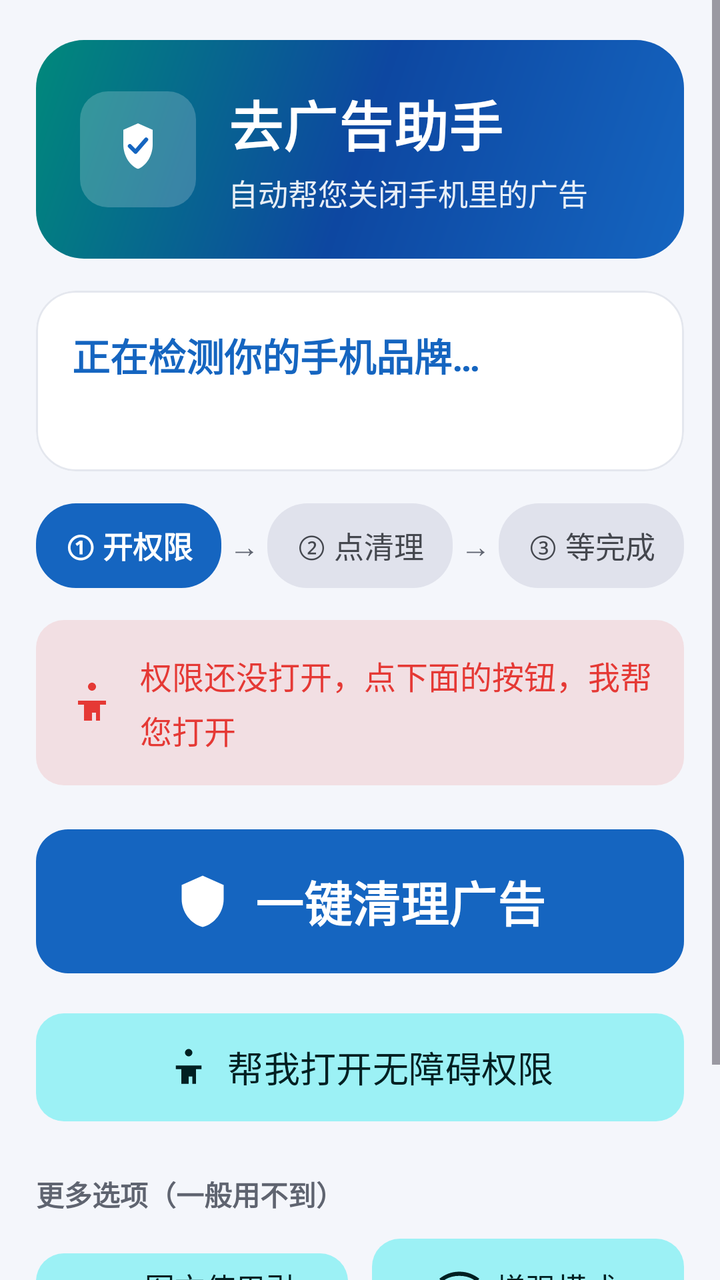
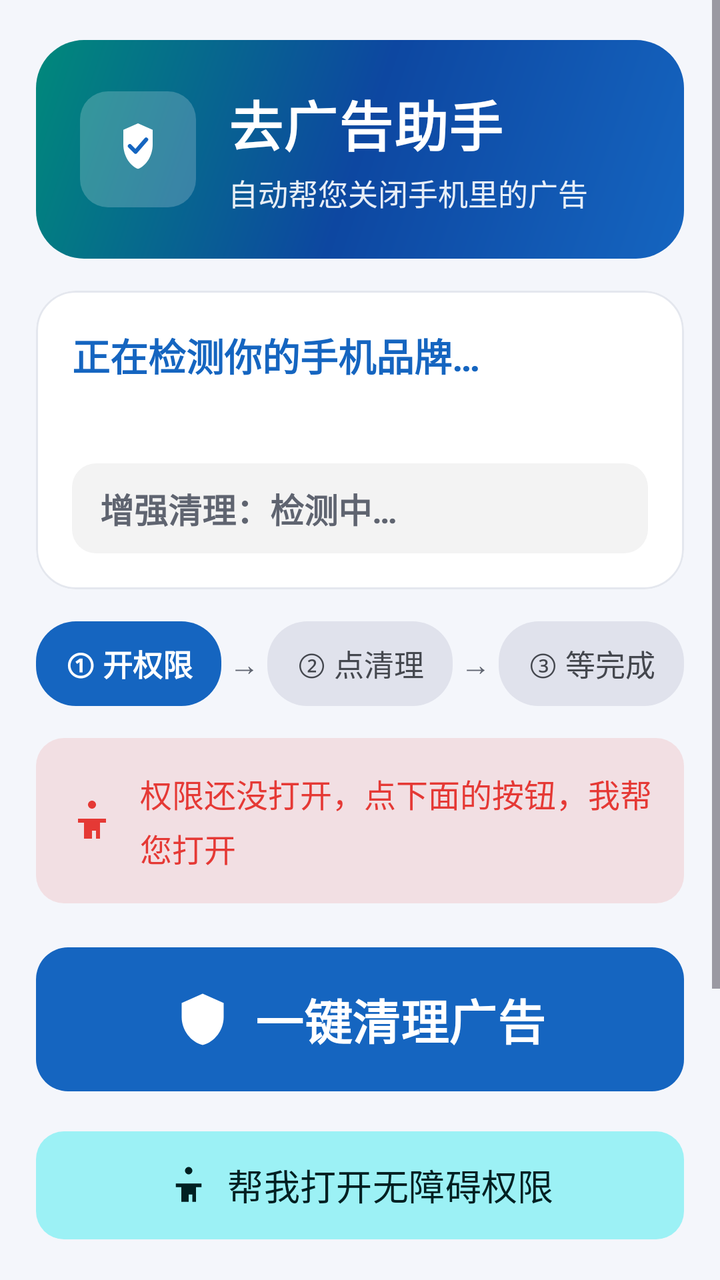

The first picture is an Android layout as it rendered before a commit; the second is the same layout after the commit. The layout source and the unified diff follow.
<!-- AndroidManifest.xml: activity theme Theme.AdCleaner -->
<!-- res/layout/activity_main.xml -->
<?xml version="1.0" encoding="utf-8"?>
<ScrollView xmlns:android="http://schemas.android.com/apk/res/android"
    xmlns:app="http://schemas.android.com/apk/res-auto"
    android:layout_width="match_parent"
    android:layout_height="match_parent"
    android:fillViewport="true"
    android:background="@color/bg_page">

    <LinearLayout
        android:layout_width="match_parent"
        android:layout_height="wrap_content"
        android:orientation="vertical"
        android:paddingStart="18dp"
        android:paddingEnd="18dp"
        android:paddingTop="20dp"
        android:paddingBottom="32dp">

        
        <LinearLayout
            android:layout_width="match_parent"
            android:layout_height="wrap_content"
            android:orientation="horizontal"
            android:background="@drawable/gradient_hero"
            android:padding="22dp"
            android:gravity="center_vertical">

            <ImageView
                android:layout_width="58dp"
                android:layout_height="58dp"
                android:src="@drawable/ic_launcher_foreground"
                android:background="@drawable/bg_logo_chip"
                android:padding="7dp"
                android:contentDescription="@string/app_name" />

            <LinearLayout
                android:layout_width="0dp"
                android:layout_height="wrap_content"
                android:layout_weight="1"
                android:orientation="vertical"
                android:layout_marginStart="16dp">

                <TextView
                    android:layout_width="wrap_content"
                    android:layout_height="wrap_content"
                    android:text="@string/app_name"
                    android:textColor="@color/white"
                    android:textSize="27sp"
                    android:textStyle="bold"
                    android:letterSpacing="0.02" />

                <TextView
                    android:layout_width="wrap_content"
                    android:layout_height="wrap_content"
                    android:text="@string/app_slogan_elder"
                    android:textColor="#E6FFFFFF"
                    android:textSize="15sp"
                    android:layout_marginTop="4dp" />
            </LinearLayout>
        </LinearLayout>

        
        <com.google.android.material.card.MaterialCardView
            android:id="@+id/cardBrand"
            android:layout_width="match_parent"
            android:layout_height="wrap_content"
            android:layout_marginTop="16dp">

            <LinearLayout
                android:layout_width="match_parent"
                android:layout_height="wrap_content"
                android:orientation="vertical"
                android:padding="18dp">

                <TextView
                    android:id="@+id/tvBrand"
                    android:layout_width="match_parent"
                    android:layout_height="wrap_content"
                    android:text="@string/tv_brand_detecting"
                    android:textColor="@color/m3_primary"
                    android:textSize="19sp"
                    android:textStyle="bold" />

                <TextView
                    android:id="@+id/tvBrandPlan"
                    android:layout_width="match_parent"
                    android:layout_height="wrap_content"
                    android:layout_marginTop="6dp"
                    android:text=""
                    android:textColor="@color/text_secondary"
                    android:textSize="15sp" />
            </LinearLayout>
        </com.google.android.material.card.MaterialCardView>

        
        <LinearLayout
            android:id="@+id/stepsRow"
            android:layout_width="match_parent"
            android:layout_height="wrap_content"
            android:orientation="horizontal"
            android:layout_marginTop="16dp"
            android:gravity="center">

            <TextView
                android:id="@+id/step1"
                android:layout_width="0dp"
                android:layout_height="wrap_content"
                android:layout_weight="1"
                android:gravity="center"
                android:paddingStart="6dp"
                android:paddingEnd="6dp"
                android:paddingTop="10dp"
                android:paddingBottom="10dp"
                android:background="@drawable/bg_step_active"
                android:text="@string/step_1"
                android:textColor="@color/white"
                android:textSize="15sp"
                android:textStyle="bold" />

            <TextView
                android:layout_width="wrap_content"
                android:layout_height="wrap_content"
                android:paddingStart="4dp"
                android:paddingEnd="4dp"
                android:text="→"
                android:textColor="@color/text_secondary"
                android:textSize="15sp" />

            <TextView
                android:id="@+id/step2"
                android:layout_width="0dp"
                android:layout_height="wrap_content"
                android:layout_weight="1"
                android:gravity="center"
                android:paddingStart="6dp"
                android:paddingEnd="6dp"
                android:paddingTop="10dp"
                android:paddingBottom="10dp"
                android:background="@drawable/bg_step_inactive"
                android:text="@string/step_2"
                android:textColor="@color/m3_onSurfaceVariant"
                android:textSize="15sp" />

            <TextView
                android:layout_width="wrap_content"
                android:layout_height="wrap_content"
                android:paddingStart="4dp"
                android:paddingEnd="4dp"
                android:text="→"
                android:textColor="@color/text_secondary"
                android:textSize="15sp" />

            <TextView
                android:id="@+id/step3"
                android:layout_width="0dp"
                android:layout_height="wrap_content"
                android:layout_weight="1"
                android:gravity="center"
                android:paddingStart="6dp"
                android:paddingEnd="6dp"
                android:paddingTop="10dp"
                android:paddingBottom="10dp"
                android:background="@drawable/bg_step_inactive"
                android:text="@string/step_3"
                android:textColor="@color/m3_onSurfaceVariant"
                android:textSize="15sp" />
        </LinearLayout>

        
        <TextView
            android:id="@+id/tvAccessibility"
            android:layout_width="match_parent"
            android:layout_height="wrap_content"
            android:layout_marginTop="16dp"
            android:padding="16dp"
            android:background="@drawable/bg_status_danger"
            android:drawableStart="@drawable/ic_accessibility"
            android:drawablePadding="12dp"
            android:drawableTint="@color/danger_red"
            android:gravity="center_vertical"
            android:text="@string/tv_accessibility_off_elder"
            android:textColor="@color/danger_red"
            android:textSize="16sp"
            android:lineSpacingExtra="4dp" />

        
        <com.google.android.material.button.MaterialButton
            android:id="@+id/btnStartClean"
            style="@style/Widget.AdCleaner.Button.Primary"
            android:layout_width="match_parent"
            android:layout_height="80dp"
            android:layout_marginTop="18dp"
            android:textSize="24sp"
            android:text="@string/btn_start_clean"
            app:icon="@drawable/ic_clean"
            app:iconSize="28dp"
            app:iconGravity="textStart"
            app:iconPadding="12dp" />

        
        <com.google.android.material.button.MaterialButton
            android:id="@+id/btnEnableAccessibility"
            style="@style/Widget.AdCleaner.Button.Secondary"
            android:layout_width="match_parent"
            android:layout_height="62dp"
            android:layout_marginTop="12dp"
            android:textSize="18sp"
            android:text="@string/btn_enable_accessibility_elder"
            app:icon="@drawable/ic_accessibility"
            app:iconSize="22dp"
            app:cornerRadius="14dp" />

        
        <com.google.android.material.card.MaterialCardView
            android:id="@+id/layoutProgress"
            android:layout_width="match_parent"
            android:layout_height="wrap_content"
            android:layout_marginTop="20dp"
            android:visibility="gone">

            <LinearLayout
                android:layout_width="match_parent"
                android:layout_height="wrap_content"
                android:orientation="vertical"
                android:padding="18dp">

                <TextView
                    android:id="@+id/tvProgress"
                    android:layout_width="match_parent"
                    android:layout_height="wrap_content"
                    android:textColor="@color/m3_primary"
                    android:textSize="20sp"
                    android:textStyle="bold" />

                <com.google.android.material.progressindicator.LinearProgressIndicator
                    android:id="@+id/progressBar"
                    android:layout_width="match_parent"
                    android:layout_height="wrap_content"
                    android:layout_marginTop="12dp"
                    app:trackThickness="16dp"
                    app:trackCornerRadius="8dp"
                    app:trackColor="@color/m3_surfaceVariant"
                    app:indicatorColor="@color/m3_primary" />

                <TextView
                    android:id="@+id/tvCurrentAction"
                    android:layout_width="match_parent"
                    android:layout_height="wrap_content"
                    android:layout_marginTop="12dp"
                    android:textColor="@color/text_primary"
                    android:textSize="17sp"
                    android:maxLines="2"
                    android:ellipsize="end" />

                
                <TextView
                    android:id="@+id/btnToggleLogs"
                    android:layout_width="wrap_content"
                    android:layout_height="wrap_content"
                    android:layout_marginTop="10dp"
                    android:paddingTop="8dp"
                    android:paddingBottom="8dp"
                    android:text="@string/btn_show_logs"
                    android:textColor="@color/m3_secondary"
                    android:textSize="14sp" />

                <ScrollView
                    android:id="@+id/scrollLogs"
                    android:layout_width="match_parent"
                    android:layout_height="240dp"
                    android:visibility="gone"
                    android:background="@color/m3_surfaceVariant"
                    android:padding="10dp">

                    <TextView
                        android:id="@+id/tvLogs"
                        android:layout_width="match_parent"
                        android:layout_height="wrap_content"
                        android:textSize="13sp"
                        android:lineSpacingExtra="3dp"
                        android:textColor="@color/text_primary" />
                </ScrollView>
            </LinearLayout>
        </com.google.android.material.card.MaterialCardView>

        
        <com.google.android.material.card.MaterialCardView
            android:id="@+id/cardDone"
            android:layout_width="match_parent"
            android:layout_height="wrap_content"
            android:layout_marginTop="16dp"
            android:visibility="gone">

            <LinearLayout
                android:layout_width="match_parent"
                android:layout_height="wrap_content"
                android:orientation="vertical"
                android:padding="20dp"
                android:gravity="center">

                <TextView
                    android:id="@+id/tvDoneTitle"
                    android:layout_width="wrap_content"
                    android:layout_height="wrap_content"
                    android:drawableStart="@drawable/ic_clean"
                    android:drawablePadding="10dp"
                    android:drawableTint="@color/safe_green"
                    android:text="@string/tv_done_title"
                    android:textColor="@color/safe_green"
                    android:textSize="22sp"
                    android:textStyle="bold" />

                <TextView
                    android:id="@+id/tvDoneDetail"
                    android:layout_width="wrap_content"
                    android:layout_height="wrap_content"
                    android:layout_marginTop="8dp"
                    android:gravity="center"
                    android:textColor="@color/text_primary"
                    android:textSize="17sp"
                    android:lineSpacingExtra="4dp" />
            </LinearLayout>
        </com.google.android.material.card.MaterialCardView>

        
        <TextView
            android:layout_width="match_parent"
            android:layout_height="wrap_content"
            android:layout_marginTop="22dp"
            android:text="@string/tv_more_options"
            android:textColor="@color/text_secondary"
            android:textSize="14sp"
            android:textStyle="bold" />

        <LinearLayout
            android:layout_width="match_parent"
            android:layout_height="wrap_content"
            android:orientation="horizontal"
            android:layout_marginTop="8dp">

            <com.google.android.material.button.MaterialButton
                android:id="@+id/btnGuide"
                style="@style/Widget.AdCleaner.Button.Secondary"
                android:layout_width="0dp"
                android:layout_height="56dp"
                android:layout_weight="1"
                android:layout_marginEnd="6dp"
                android:textSize="15sp"
                android:text="@string/btn_open_guide"
                app:icon="@drawable/ic_guide"
                app:iconSize="20dp"
                app:iconGravity="textStart" />

            <com.google.android.material.button.MaterialButton
                android:id="@+id/btnWirelessDebug"
                style="@style/Widget.AdCleaner.Button.Secondary"
                android:layout_width="0dp"
                android:layout_height="56dp"
                android:layout_weight="1"
                android:layout_marginStart="6dp"
                android:textSize="15sp"
                android:text="@string/btn_wireless_debug_elder"
                app:icon="@drawable/ic_wireless"
                app:iconSize="20dp"
                app:iconGravity="textStart" />
        </LinearLayout>

        <LinearLayout
            android:layout_width="match_parent"
            android:layout_height="wrap_content"
            android:orientation="horizontal"
            android:layout_marginTop="10dp">

            <com.google.android.material.button.MaterialButton
                android:id="@+id/btnRestore"
                style="@style/Widget.Material3.Button.OutlinedButton"
                android:layout_width="0dp"
                android:layout_height="56dp"
                android:layout_weight="1"
                android:layout_marginEnd="6dp"
                android:textSize="15sp"
                android:text="@string/btn_restore"
                app:icon="@drawable/ic_restore"
                app:iconSize="20dp"
                app:iconGravity="textStart" />

            <com.google.android.material.button.MaterialButton
                android:id="@+id/btnVoice"
                style="@style/Widget.Material3.Button.OutlinedButton"
                android:layout_width="0dp"
                android:layout_height="56dp"
                android:layout_weight="1"
                android:layout_marginStart="6dp"
                android:textSize="15sp"
                android:text="@string/btn_voice_on" />
        </LinearLayout>

    </LinearLayout>
</ScrollView>
<!-- resources referenced by this layout -->
<resources>
  <color name="bg_page">#F4F6FB</color>
  <color name="danger_red">#E53935</color>
  <color name="m3_onSurfaceVariant">#44474E</color>
  <color name="m3_primary">#1565C0</color>
  <color name="m3_secondary">#00696E</color>
  <color name="m3_surfaceVariant">#E0E2EC</color>
  <color name="safe_green">#2E7D32</color>
  <color name="text_primary">#1A1A2E</color>
  <color name="text_secondary">#5F6470</color>
  <color name="white">#FFFFFFFF</color>
  <!-- drawable bg_logo_chip (drawable) -->
  <?xml version="1.0" encoding="utf-8"?>
  <shape xmlns:android="http://schemas.android.com/apk/res/android"
      android:shape="rectangle">
      <solid android:color="#33FFFFFF" />
      <corners android:radius="14dp" />
  </shape>
  <!-- drawable bg_status_danger (drawable) -->
  <?xml version="1.0" encoding="utf-8"?>
  <shape xmlns:android="http://schemas.android.com/apk/res/android"
      android:shape="rectangle">
      <solid android:color="@color/danger_bg" />
      <corners android:radius="14dp" />
  </shape>
  <!-- drawable bg_step_active (drawable) -->
  <?xml version="1.0" encoding="utf-8"?>
  <shape xmlns:android="http://schemas.android.com/apk/res/android"
      android:shape="rectangle">
      <solid android:color="@color/m3_primary" />
      <corners android:radius="20dp" />
  </shape>
  <string name="app_name">去广告助手</string>
  <string name="app_slogan_elder">自动帮您关闭手机里的广告</string>
  <string name="btn_enable_accessibility_elder">帮我打开无障碍权限</string>
  <string name="btn_open_guide">图文使用引导</string>
  <string name="btn_restore">还原上次清理</string>
  <string name="btn_show_logs">▸ 查看详细过程</string>
  <string name="btn_start_clean">一键清理广告</string>
  <string name="btn_voice_on">语音提醒：开</string>
  <string name="btn_wireless_debug_elder">增强模式</string>
  <string name="step_1">① 开权限</string>
  <string name="step_2">② 点清理</string>
  <string name="step_3">③ 等完成</string>
  <string name="tv_accessibility_off_elder">权限还没打开，点下面的按钮，我帮您打开</string>
  <string name="tv_brand_detecting">正在检测你的手机品牌…</string>
  <string name="tv_done_title">✓ 清理完成！</string>
  <string name="tv_more_options">更多选项（一般用不到）</string>
  <style name="Widget.AdCleaner.Button.Secondary" parent="Widget.Material3.Button.TonalButton">
          <item name="cornerRadius">14dp</item>
          <item name="iconGravity">textStart</item>
          <item name="iconPadding">8dp</item>
      </style>
  <color name="danger_bg">#1FE53935</color>
  <color name="brand_blue">#1565C0</color>
  <color name="brand_blue_dark">#0D47A1</color>
  <color name="brand_teal">#00897B</color>
  <color name="m3_onPrimary">#FFFFFF</color>
  <color name="m3_primaryContainer">#D8E2FF</color>
  <color name="m3_onPrimaryContainer">#001B3F</color>
  <color name="m3_onSecondary">#FFFFFF</color>
  <color name="m3_secondaryContainer">#9CF1F5</color>
  <color name="m3_onSecondaryContainer">#002022</color>
  <color name="m3_tertiary">#7A5900</color>
  <color name="m3_onTertiary">#FFFFFF</color>
  <color name="m3_error">#BA1A1A</color>
  <color name="m3_onError">#FFFFFF</color>
  <color name="m3_errorContainer">#FFDAD6</color>
  <color name="m3_onErrorContainer">#410002</color>
  <color name="m3_surface">#F8F9FF</color>
  <color name="m3_onSurface">#191C20</color>
  <color name="m3_outline">#74777F</color>
  <color name="m3_outlineVariant">#C4C6D0</color>
  <color name="brand_blue_light">#42A5F5</color>
  <color name="bg_card">#FFFFFF</color>
  <color name="divider">#E4E7EE</color>
  <!-- unchanged entries left out for length: 11 -->
</resources>

<!-- the commit's change to res/layout/activity_main.xml (unified diff, before → after) -->
@@ -88,6 +88,24 @@
                     android:text=""
                     android:textColor="@color/text_secondary"
                     android:textSize="15sp" />
+
+                
+                <TextView
+                    android:id="@+id/tvEnhance"
+                    android:layout_width="match_parent"
+                    android:layout_height="wrap_content"
+                    android:layout_marginTop="14dp"
+                    android:paddingTop="10dp"
+                    android:paddingBottom="10dp"
+                    android:paddingStart="14dp"
+                    android:paddingEnd="14dp"
+                    android:background="@drawable/bg_status_idle"
+                    android:clickable="true"
+                    android:focusable="true"
+                    android:text="@string/tv_enhance_probing"
+                    android:textColor="@color/text_secondary"
+                    android:textSize="17sp"
+                    android:textStyle="bold" />
             </LinearLayout>
         </com.google.android.material.card.MaterialCardView>
 
<!-- resource entries referenced after the edit -->
@@ -24,6 +24,12 @@
       <solid android:color="@color/danger_bg" />
       <corners android:radius="14dp" />
   </shape>
+  <!-- drawable bg_status_idle (drawable) -->
+  <?xml version="1.0" encoding="utf-8"?>
+  <shape xmlns:android="http://schemas.android.com/apk/res/android" android:shape="rectangle">
+      <solid android:color="#1A888888" />
+      <corners android:radius="12dp" />
+  </shape>
   <!-- drawable bg_step_active (drawable) -->
   <?xml version="1.0" encoding="utf-8"?>
   <shape xmlns:android="http://schemas.android.com/apk/res/android"
@@ -46,6 +52,7 @@
   <string name="tv_accessibility_off_elder">权限还没打开，点下面的按钮，我帮您打开</string>
   <string name="tv_brand_detecting">正在检测你的手机品牌…</string>
   <string name="tv_done_title">✓ 清理完成！</string>
+  <string name="tv_enhance_probing">增强清理：检测中…</string>
   <string name="tv_more_options">更多选项（一般用不到）</string>
   <style name="Widget.AdCleaner.Button.Secondary" parent="Widget.Material3.Button.TonalButton">
           <item name="cornerRadius">14dp</item>
